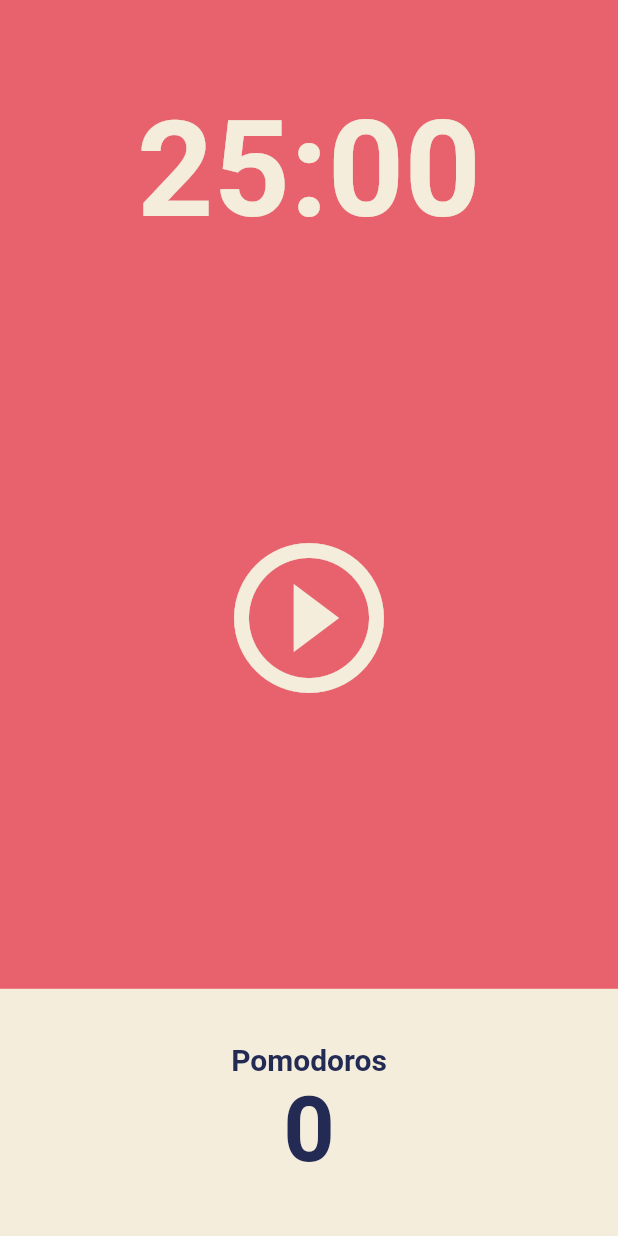
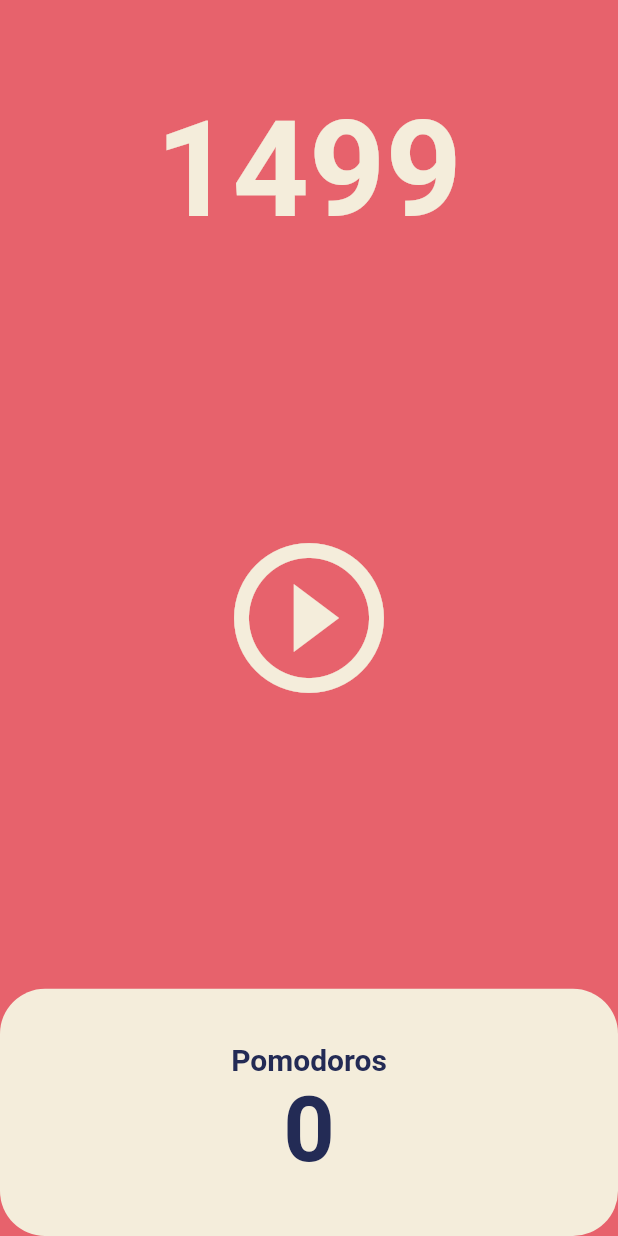
Before and after one commit to alswn2348/pomodoro_flutter, a Flutter app: the screen it shows after launch, after a tap on the "play circle outline" icon, on a phone screen of 412 x 824 dp. Run offline on Flutter 3.47's test engine with Material 2 defaults, Android fonts, the phone set to English and light mode, and no system bars.

```diff
--- a/lib/screens/home_screen.dart
+++ b/lib/screens/home_screen.dart
@@ -1,3 +1,5 @@
+import 'dart:async';
+
 import 'package:flutter/material.dart';
 
 class HomeScreen extends StatefulWidget {
@@ -8,6 +10,22 @@ class HomeScreen extends StatefulWidget {
 }
 
 class _HomeScreenState extends State<HomeScreen> {
+  int totalSeconds = 1500;
+  late Timer timer;
+
+  void onTick(Timer timer) {
+    setState(() {
+      totalSeconds = totalSeconds - 1;
+    });
+  }
+
+  void onStartPressed() {
+    timer = Timer.periodic(
+      const Duration(seconds: 1),
+      onTick,
+    );
+  }
+
   @override
   Widget build(BuildContext context) {
     return Scaffold(
@@ -19,7 +37,7 @@ class _HomeScreenState extends State<HomeScreen> {
             child: Container(
               alignment: Alignment.bottomCenter,
               child: Text(
-                '25:00',
+                '$totalSeconds',
                 style: TextStyle(
                     color: Theme.of(context).cardColor,
                     fontSize: 89,
@@ -33,7 +51,7 @@ class _HomeScreenState extends State<HomeScreen> {
                 child: IconButton(
                     iconSize: 120,
                     color: Theme.of(context).cardColor,
-                    onPressed: () {},
+                    onPressed: onStartPressed,
                     icon: const Icon(Icons.play_circle_outline))),
           ),
           Flexible(
@@ -42,8 +60,9 @@ class _HomeScreenState extends State<HomeScreen> {
               children: [
                 Expanded(
                   child: Container(
-                    decoration:
-                        BoxDecoration(color: Theme.of(context).cardColor),
+                    decoration: BoxDecoration(
+                        color: Theme.of(context).cardColor,
+                        borderRadius: BorderRadius.circular(30)),
                     child: Column(
                         mainAxisAlignment: MainAxisAlignment.center,
                         children: [
```
